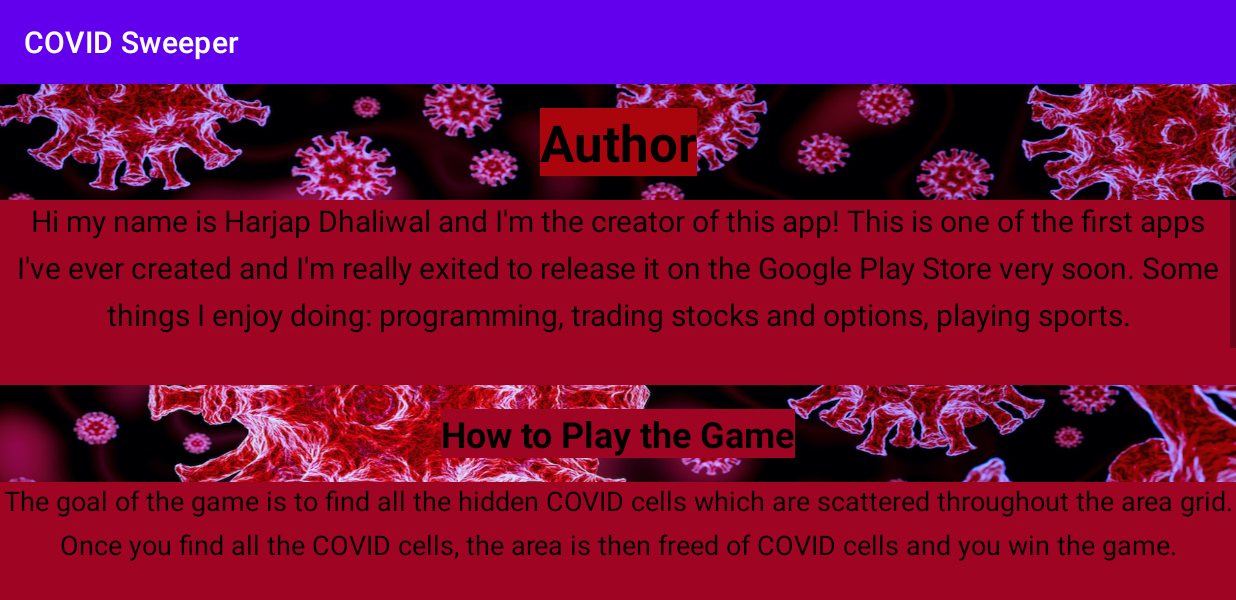
After one commit to harjap60/COVID-19-Mine-Seeker, an Android app: the HelpActivity screen opened directly, with no data from a screen before it, on a phone screen of 824 x 412 dp (held sideways). The commit adds this screen. Shown: the top 600 px of the screen. Run offline under Robolectric (Android 15) with nearby library versions, the phone set to English and light mode, and no system bars.

Commit message:
finished app

```diff
--- a/app/build.gradle
+++ b/app/build.gradle
@@ -37,6 +37,8 @@ dependencies {
     implementation 'androidx.constraintlayout:constraintlayout:2.1.1'
     implementation 'androidx.navigation:navigation-fragment:2.3.5'
     implementation 'androidx.navigation:navigation-ui:2.3.5'
+    implementation 'androidx.lifecycle:lifecycle-livedata-ktx:2.3.1'
+    implementation 'androidx.lifecycle:lifecycle-viewmodel-ktx:2.3.1'
     testImplementation 'junit:junit:4.+'
     androidTestImplementation 'androidx.test.ext:junit:1.1.3'
     androidTestImplementation 'androidx.test.espresso:espresso-core:3.4.0'
--- a/app/src/main/AndroidManifest.xml
+++ b/app/src/main/AndroidManifest.xml
@@ -10,10 +10,16 @@
         android:supportsRtl="true"
         android:theme="@style/Theme.COVIDSweeper">
         <activity
+            android:name=".model.HelpActivity"
+            android:screenOrientation="landscape"
+            android:exported="false" />
+        <activity
             android:name=".model.SettingsActivity"
+            android:screenOrientation="landscape"
             android:exported="false" />
         <activity
             android:name=".model.GameActivity"
+            android:screenOrientation="landscape"
             android:exported="false" />
         <activity
             android:name=".model.MainActivity"
--- /dev/null
+++ b/app/src/main/java/ca/cmpt276/covidsweeper/model/HelpActivity.java
@@ -0,0 +1,16 @@
+package ca.cmpt276.covidsweeper.model;
+
+import androidx.appcompat.app.AppCompatActivity;
+
+import android.os.Bundle;
+
+import ca.cmpt276.covidsweeper.R;
+
+public class HelpActivity extends AppCompatActivity {
+
+    @Override
+    protected void onCreate(Bundle savedInstanceState) {
+        super.onCreate(savedInstanceState);
+        setContentView(R.layout.activity_help);
+    }
+}
--- a/app/src/main/res/layout/activity_game.xml
+++ b/app/src/main/res/layout/activity_game.xml
@@ -4,6 +4,8 @@
     xmlns:tools="http://schemas.android.com/tools"
     android:layout_width="match_parent"
     android:layout_height="match_parent"
+    android:background="#F0F1F6"
+    android:backgroundTint="#EAB8B8"
     tools:context=".model.GameActivity">
 
     <TextView
--- /dev/null
+++ b/app/src/main/res/layout/activity_help.xml
@@ -0,0 +1,150 @@
+<?xml version="1.0" encoding="utf-8"?>
+<ScrollView xmlns:android="http://schemas.android.com/apk/res/android"
+    xmlns:app="http://schemas.android.com/apk/res-auto"
+    xmlns:tools="http://schemas.android.com/tools"
+    android:id="@+id/SCROLLER_ID"
+    android:layout_width="match_parent"
+    android:layout_height="match_parent"
+    android:background="@drawable/covid19background"
+    android:fillViewport="true">
+
+    <androidx.constraintlayout.widget.ConstraintLayout
+        android:layout_width="match_parent"
+        android:layout_height="wrap_content"
+        tools:context=".model.HelpActivity">
+
+        <TextView
+            android:id="@+id/textView3"
+            android:layout_width="wrap_content"
+            android:layout_height="wrap_content"
+            android:layout_marginTop="16dp"
+            android:background="#AA040D"
+            android:text="Author"
+            android:textColor="@color/black"
+            android:textSize="34sp"
+            android:textStyle="bold"
+            android:typeface="normal"
+            app:layout_constraintEnd_toEndOf="parent"
+            app:layout_constraintStart_toStartOf="parent"
+            app:layout_constraintTop_toTopOf="parent" />
+
+        <TextView
+            android:id="@+id/editTextTextPersonName"
+            android:layout_width="0dp"
+            android:layout_height="123dp"
+            android:layout_marginTop="16dp"
+            android:background="#9F0422"
+            android:inputType="textMultiLine"
+            android:lineSpacingExtra="8sp"
+            android:text="Hi my name is Harjap Dhaliwal and I'm the creator of this app! This is one of the first apps I've ever created and I'm really exited to release it on the Google Play Store very soon. Some things I enjoy doing: programming, trading stocks and options, playing sports."
+            android:textAlignment="center"
+            android:textColor="@color/black"
+            android:textSize="20sp"
+            app:layout_constraintEnd_toEndOf="parent"
+            app:layout_constraintStart_toStartOf="parent"
+            app:layout_constraintTop_toBottomOf="@+id/textView3" />
+
+        <TextView
+            android:id="@+id/textView4"
+            android:layout_width="wrap_content"
+            android:layout_height="wrap_content"
+            android:layout_marginTop="16dp"
+            android:background="#9F0422"
+            android:text="How to Play the Game"
+            android:textColor="@color/black"
+            android:textSize="24sp"
+            android:textStyle="bold"
+            app:layout_constraintEnd_toEndOf="@+id/editTextTextPersonName"
+            app:layout_constraintStart_toStartOf="@+id/editTextTextPersonName"
+            app:layout_constraintTop_toBottomOf="@+id/editTextTextPersonName" />
+
+        <TextView
+            android:id="@+id/editTextTextPersonName2"
+            android:layout_width="0dp"
+            android:layout_height="97dp"
+            android:layout_marginTop="16dp"
+            android:background="#9F0422"
+            android:inputType="textMultiLine"
+            android:lineSpacingExtra="8sp"
+            android:text="The goal of the game is to find all the hidden COVID cells which are scattered throughout the area grid. Once you find all the COVID cells, the area is then freed of COVID cells and you win the game."
+            android:textAlignment="center"
+            android:textColor="@color/black"
+            android:textSize="18sp"
+            app:layout_constraintEnd_toEndOf="parent"
+            app:layout_constraintStart_toStartOf="parent"
+            app:layout_constraintTop_toBottomOf="@+id/textView4" />
+
+        <TextView
+            android:id="@+id/editTextTextPersonName3"
+            android:layout_width="0dp"
+            android:layout_height="116dp"
+            android:layout_marginTop="16dp"
+            android:background="#9F0422"
+            android:inputType="textMultiLine"
+            android:lineSpacingExtra="8sp"
+            android:text="If you click a cell that contains a hidden COVID cell, it will reveal the COVID cell and reduce the number of cells remaining in the area grid. You must continue clicking cells until you discover all the COVID cells. The number of cells can be changed in the settings from the menu."
+            android:textAlignment="center"
+            android:textColor="@color/black"
+            android:textSize="18sp"
+            app:layout_constraintEnd_toEndOf="@+id/editTextTextPersonName2"
+            app:layout_constraintStart_toStartOf="@+id/editTextTextPersonName2"
+            app:layout_constraintTop_toBottomOf="@+id/editTextTextPersonName2" />
+
+        <TextView
+            android:id="@+id/editTextTextPersonName4"
+            android:layout_width="0dp"
+            android:layout_height="97dp"
+            android:layout_marginTop="16dp"
+            android:background="#9F0422"
+            android:inputType="textMultiLine"
+            android:lineSpacingExtra="8sp"
+            android:text="Clicking a cell that does not contain a COVID cell will trigger a scan of its row and column. It will output a number on the screen indicating how many COVID cells are in the same row and column. The number will update as you find more COVID cells."
+            android:textAlignment="center"
+            android:textColor="@color/black"
+            android:textSize="18sp"
+            app:layout_constraintEnd_toEndOf="@+id/editTextTextPersonName3"
+            app:layout_constraintStart_toStartOf="@+id/editTextTextPersonName3"
+            app:layout_constraintTop_toBottomOf="@+id/editTextTextPersonName3" />
+
+        <TextView
+            android:id="@+id/editTextTextPersonName5"
+            android:layout_width="0dp"
+            android:layout_height="97dp"
+            android:layout_marginTop="16dp"
+            android:background="#9F0422"
+            android:inputType="textMultiLine"
+            android:lineSpacingExtra="8sp"
+            android:text="Clicking on a revealed mine will also cause it to scan for other COVID cells in its row and column. The goal is to find and defeat the COVID cells in the fewest number of scans."
+            android:textAlignment="center"
+            android:textColor="@color/black"
+            android:textSize="18sp"
+            app:layout_constraintEnd_toEndOf="@+id/editTextTextPersonName4"
+            app:layout_constraintStart_toStartOf="@+id/editTextTextPersonName4"
+            app:layout_constraintTop_toBottomOf="@+id/editTextTextPersonName4" />
+    </androidx.constraintlayout.widget.ConstraintLayout>
+
+</ScrollView>
+<!--<TextView-->
+<!--android:id="@+id/TEXT_STATUS_ID"-->
+<!--android:layout_width="fill_parent"-->
+<!--android:layout_height="fill_parent"-->
+<!--android:layout_weight="1.0"-->
+<!--android:text="AUTHOR: AUTHOR:  AUTHOR: AUTHOR: AUTHOR: AUTHOR: AUTHOR: AUTHOR: AUTHOR: AUTHOR:-->
+
+<!--            AUTHOR: AUTHOR: AUTHOR: AUTHOR: AUTHOR: AUTHOR: AUTHOR: AUTHORUTHOR: AUTHOR: AUTHOR: AUTHOR:"/>-->
+
+<!--<TextView-->
+<!--android:id="@+id/TEXT_STATUS_ID2"-->
+<!--android:layout_width="fill_parent"-->
+<!--android:layout_height="fill_parent"-->
+<!--android:layout_weight="1.0"-->
+<!--android:text="fill_parent: fill_parent: fill_parent: fill_parent: fill_parent: fill_parent:-->
+<!--            fill_parent: fill_parent: fill_parent: fill_parent: fill_parent: fill_parent: fill_parent: fill_parent: "/>-->
+
+<!--<TextView-->
+<!--android:id="@+id/TEXT_STATUS_ID3"-->
+<!--android:layout_width="fill_parent"-->
+<!--android:layout_height="fill_parent"-->
+<!--android:layout_weight="1.0"-->
+<!--android:text="TEXT_STATUS_ID3 TEXT_STATUS_ID3 TEXT_STATUS_ID3 TEXT_STATUS_ID3 TEXT_STATUS_ID3 TEXT_STATUS_ID3-->
+<!--            TEXT_STATUS_ID3 TEXT_STATUS_ID3 TEXT_STATUS_ID3 TEXT_STATUS_ID3 TEXT_STATUS_ID3 "/>-->
--- a/app/src/main/res/layout/activity_settings.xml
+++ b/app/src/main/res/layout/activity_settings.xml
@@ -4,6 +4,7 @@
     xmlns:tools="http://schemas.android.com/tools"
     android:layout_width="match_parent"
     android:layout_height="match_parent"
+    android:background="#EAB8B8"
     tools:context=".model.SettingsActivity">
 
     <RadioGroup
--- /dev/null
+++ b/app/src/main/res/values-w820dp/dimens.xml
@@ -0,0 +1,6 @@
+<resources>
+    <!-- Example customization of dimensions originally defined in res/values/dimens.xml
+         (such as screen margins) for screens with more than 820dp of available width. This
+         would include 7" and 10" devices in landscape (~960dp and ~1280dp respectively). -->
+    <dimen name="activity_horizontal_margin">64dp</dimen>
+</resources>
--- a/app/src/main/res/values/dimens.xml
+++ b/app/src/main/res/values/dimens.xml
@@ -1,3 +1,8 @@
 <resources>
     <dimen name="fab_margin">16dp</dimen>
+    <!-- Default screen margins, per the Android Design guidelines. -->
+    <dimen name="activity_horizontal_margin">16dp</dimen>
+    <dimen name="activity_vertical_margin">16dp</dimen>
+    <dimen name="appbar_padding">16dp</dimen>
+    <dimen name="appbar_padding_top">8dp</dimen>
 </resources>
--- a/app/src/main/res/values/strings.xml
+++ b/app/src/main/res/values/strings.xml
@@ -11,4 +11,7 @@
     <string name="hello_second_fragment">Hello second fragment. Arg: %1$s</string>
     <string name="title_activity_game">GameActivity</string>
     <string name="start_game">Start Game</string>
+    <string name="title_activity_help">HelpActivity</string>
+    <string name="tab_text_1">Tab 1</string>
+    <string name="tab_text_2">Tab 2</string>
 </resources>
```
Also changed, not shown: app/src/main/java/ca/cmpt276/covidsweeper/model/GameActivity.java (+52 -48 lines), app/src/main/java/ca/cmpt276/covidsweeper/model/MainActivity.java (+14 -11 lines), app/src/main/java/ca/cmpt276/covidsweeper/model/SettingsActivity.java (+15 -43 lines), app/src/main/res/layout/activity_main.xml (+16 -2 lines), app/src/main/res/drawable-v24/defeat_covid.png (added), app/src/main/res/drawable/covid19background.jpg (added), app/src/main/res/drawable/covid19background3.jpg (added).
